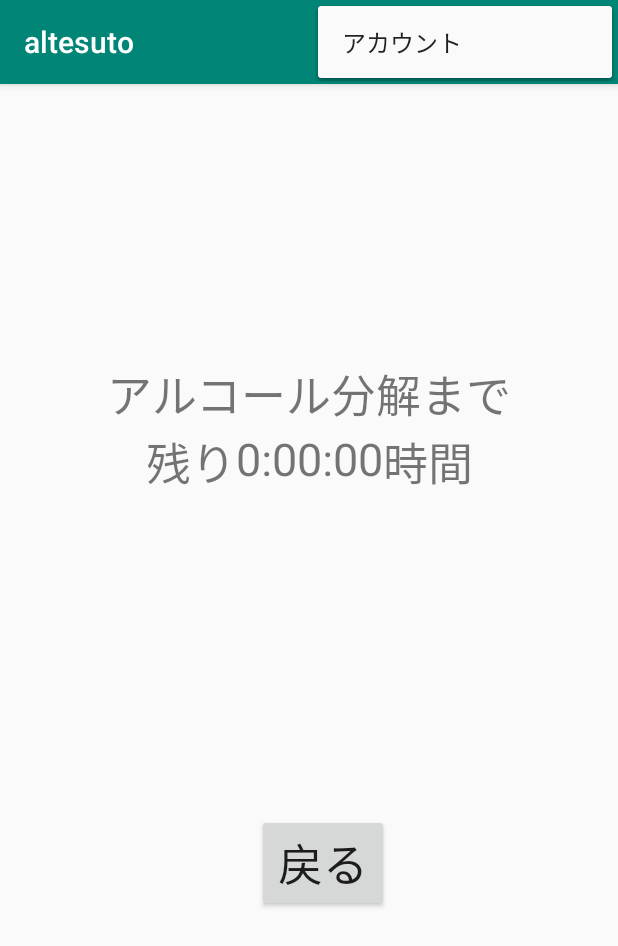
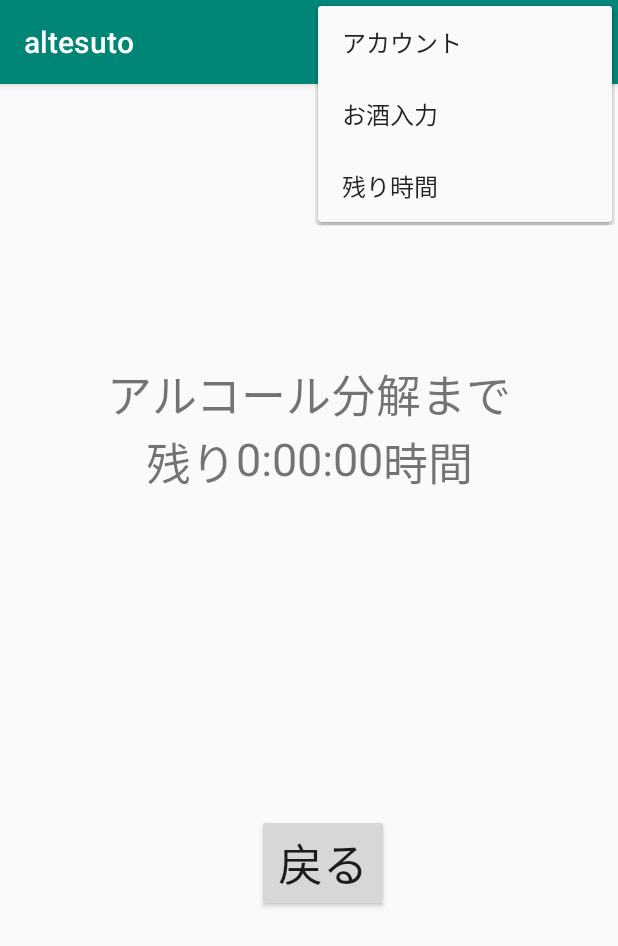
Before and after one commit to s18002/altesuto, an Android app: the SubActivity screen opened directly, with no data from a screen before it, with the options menu open, on a phone screen of 412 x 824 dp. Shown: the top 946 px of the screen. Run offline under Robolectric (Android 15) with nearby library versions, the phone set to English and light mode, and no system bars.

Commit message:
メニューバーの遷移作成①

```diff
--- a/app/src/main/java/com/example/altesuto/SubActivity.kt
+++ b/app/src/main/java/com/example/altesuto/SubActivity.kt
@@ -14,9 +14,9 @@ class SubActivity : AppCompatActivity() {
         CountDownTimer(millisInFuture, countDownInterval) {
         var isRunning = true   // 本誌だとスタート、ストップを一つのボタンで行うから必要とあったからいらないかも
         override fun onTick(millisUntilFinished: Long) {     // millisUntilFinishedは残り時間をミリ秒で表した数値
-            val hour = millisUntilFinished / 1000L / 3600L   // 時間を算出する記述　Lがなんなのかわからん・・・
-            val minute = millisUntilFinished / 1000L / 3600L   // 分
-            val second = millisUntilFinished / 1000L % 60L   // 秒
+            val hour = (millisUntilFinished / (1000 * 60 * 60))   // 時間を算出する記述
+            val minute = (millisUntilFinished / (1000 * 60))  % 60   // 分
+            val second = (millisUntilFinished / 1000) % 60   // 秒
             textView8.text = "%1d:%2$02d:%3$02d".format(hour, minute, second)
             // テキストに時間：分：秒と表示するための記述
             // %1は引数の１番目(hour),dは整数で表示を意味している
@@ -39,7 +39,7 @@ class SubActivity : AppCompatActivity() {
         }
 
         textView8.text = "${sake}:00:00"
-        val timer = MycountDownTimer(sake * 3600L * 1000L, 100)
+        val timer = MycountDownTimer(sake * 3600 * 1000L, 100)
         // タイマーの継続時間としてn時間、onTickが呼ばれる間隔として0.1秒(100て書いてるやつ)
         // ちなみにn分だとn * 60 * 1000となる
         // ここよくわからんかった　記述するのはtimer.isRunning()の方かも
--- a/app/src/main/res/menu/main.xml
+++ b/app/src/main/res/menu/main.xml
@@ -5,4 +5,10 @@
     <item
         android:id="@+id/account"
         android:title="アカウント" />
+    <item
+        android:id="@+id/input"
+        android:title="お酒入力" />
+    <item
+        android:id="@+id/time"
+        android:title="残り時間" />
 </menu>
```
Also changed, not shown: app/src/main/java/com/example/altesuto/MainActivity.kt (+13 -2 lines).
